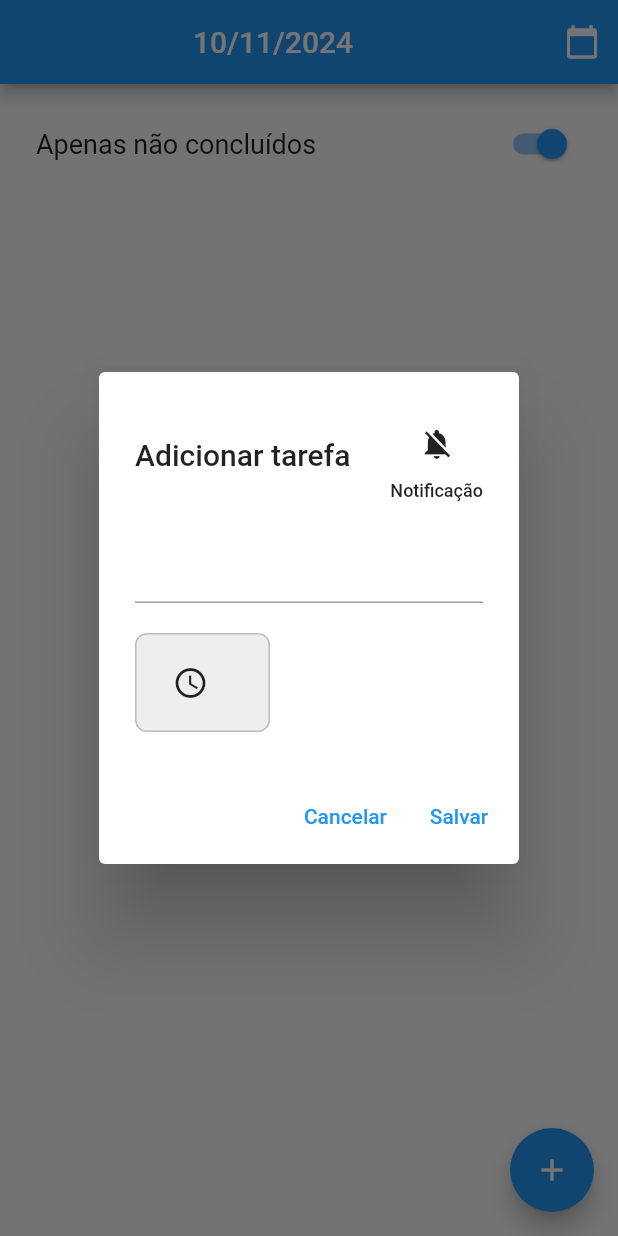
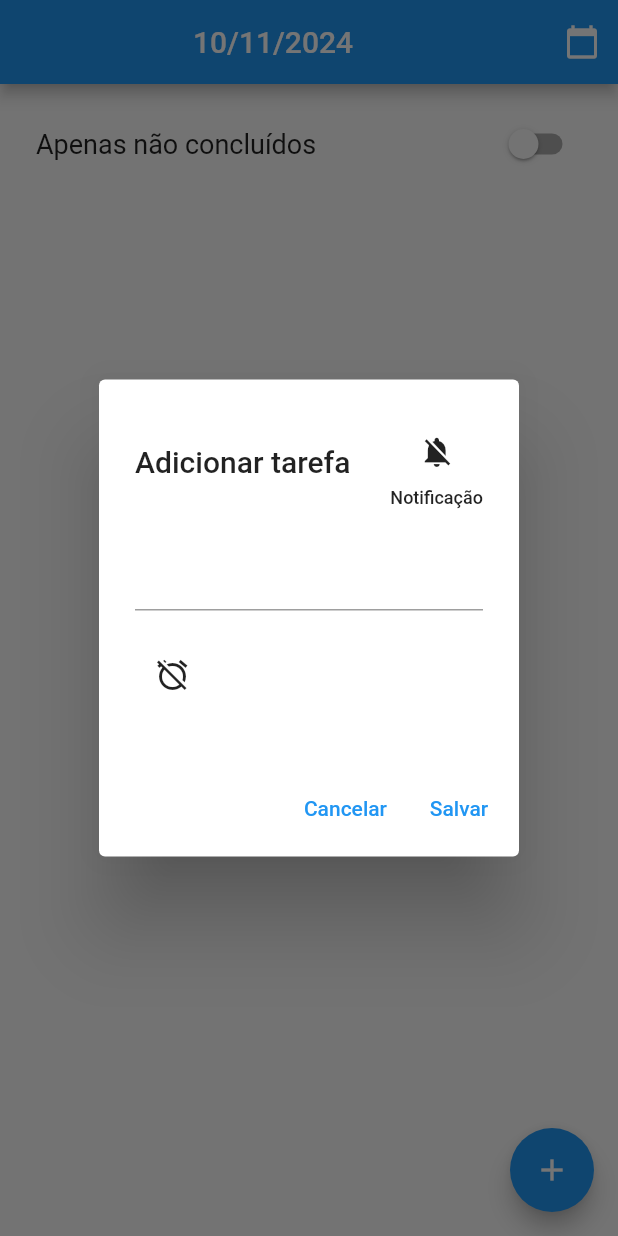
Before and after one commit to eduardoandd/todo_list, a Flutter app: the screen it shows after launch, after a tap on the "add" icon, on a phone screen of 412 x 824 dp. Run offline on Flutter 3.47's test engine with Material 2 defaults, Android fonts, the phone set to English and light mode, and no system bars; our stand-ins replace hive; accounts and stored records are empty.

Commit message:
finalizando o custom alert dialog

```diff
--- a/lib/pages/todo_page.dart
+++ b/lib/pages/todo_page.dart
@@ -19,7 +19,7 @@ class _TodoPageState extends State<TodoPage> {
   late TodoRepository todoRepository;
   var _tasks = <ToDoModel>[];
   var descriptionController = TextEditingController();
-  bool justNotCompleted = true;
+  bool justNotCompleted = false;
   DateTime pickDate = DateTime.now(); // Inicia com a data atual
   DateFormat dateFormat = DateFormat('dd/MM/yyyy');
   bool _initialized = false;
@@ -28,6 +28,7 @@ class _TodoPageState extends State<TodoPage> {
   bool taskTime = false;
   DateTime? taskHour;
   bool watchIcon = false;
+  bool borderIsVisible = false;
 
   PageController _pageController = PageController(initialPage: 1);
 
@@ -52,19 +53,18 @@ class _TodoPageState extends State<TodoPage> {
   }
 
   String formatTimeOfNotification(DateTime? time) {
-    if (time == null) return "Notificação"; // Retorna uma string vazia caso o timeNotification seja nulo
+    if (time == null) return "Notificação";
     final hours = time.hour.toString().padLeft(2, '0');
     final minutes = time.minute.toString().padLeft(2, '0');
     return '$hours:$minutes';
   }
 
   String formatTimeOfTask(DateTime? time) {
-    if (time == null) return ""; // Retorna uma string vazia caso o timeNotification seja nulo
+    if (time == null) return "";
     final hours = time.hour.toString().padLeft(2, '0');
     final minutes = time.minute.toString().padLeft(2, '0');
     return '$hours:$minutes';
   }
-
 
   @override
   Widget build(BuildContext context) {
@@ -103,6 +103,8 @@ class _TodoPageState extends State<TodoPage> {
           notification = false;
           taskTime = false;
           taskHour = null;
+          watchIcon = false;
+          borderIsVisible = false;
           showDialog(
             context: context,
             builder: (BuildContext bc) {
@@ -111,21 +113,18 @@ class _TodoPageState extends State<TodoPage> {
                   return CustomAlertDialog(
                     title: "Adicionar tarefa",
                     controller: descriptionController,
-                  icon: notification ?
-                  Icons.notifications :
-                  Icons.notifications_off,
-
+                    icon: notification
+                        ? Icons.notifications
+                        : Icons.notifications_off,
                     onIconPressed: () async {
                       setState(() {
                         notification = !notification;
                       });
-                    if (notification){
+                      if (notification) {
                         final pickedTime = await showTimePicker(
-                        context: context,
-                        initialTime: TimeOfDay.now()
-                      );
+                            context: context, initialTime: TimeOfDay.now());
 
-                      if (pickedTime !=null) {
+                        if (pickedTime != null) {
                           setState(() {
                             notificationTime = DateTime(
                               pickDate.year,
@@ -137,24 +136,25 @@ class _TodoPageState extends State<TodoPage> {
                           });
                         }
                       }
+                      else{
+                        notificationTime = null;
+                        borderIsVisible = false;
+                      }
                     },
-                  timeNotification: formatTimeOfNotification(notificationTime),
-
-                  icon2: taskTime ?
-                  Icons.access_time_filled:
-                  Icons.access_time ,
-                  onIconPressed2: () async{
-                    setState (() {
+                    timeNotification:
+                        formatTimeOfNotification(notificationTime),
+                    icon2:
+                        taskTime ? Icons.alarm : Icons.alarm_off,
+                    onIconPressed2: () async {
+                      setState(() {
                         taskTime = !taskTime;
-                      watchIcon = !watchIcon;
+                        borderIsVisible = !borderIsVisible;
                       });
-                    if (taskTime){
+                      if (taskTime) {
                         final pickedTaskTime = await showTimePicker(
-                          context: context,
-                          initialTime: TimeOfDay.now()
-                      );
-                      if (pickedTaskTime != null){
-                        setState((){
+                            context: context, initialTime: TimeOfDay.now());
+                        if (pickedTaskTime != null) {
+                          setState(() {
                             taskHour = DateTime(
                               pickDate.year,
                               pickDate.month,
@@ -165,12 +165,25 @@ class _TodoPageState extends State<TodoPage> {
                           });
                         }
                       }
+                      else{
+                        taskHour = null;
+                        borderIsVisible = false;
+                        // setState((){});
+                      }
                     },
                     timeTask: formatTimeOfTask(taskHour),
-                  visible:  watchIcon ? true : false,
+                    visible: watchIcon ? true : false,
+                    borderIsVisible: borderIsVisible,
                     onConfirm: () async {
                       await todoRepository.saveData(
-                        ToDoModel.create(descriptionController.text, false, pickDate,notification,notificationTime, taskTime, taskHour),
+                        ToDoModel.create(
+                            descriptionController.text,
+                            false,
+                            pickDate,
+                            notification,
+                            notificationTime,
+                            taskTime,
+                            taskHour),
                       );
                       getTasks();
                     },
@@ -182,7 +195,6 @@ class _TodoPageState extends State<TodoPage> {
           );
         },
       ),
-
       body: PageView(
         controller: _pageController,
         onPageChanged: (index) {
@@ -197,7 +209,6 @@ class _TodoPageState extends State<TodoPage> {
         },
         children: [
           Center(child: Text("Dia anterior")),
-
           Container(
             margin: EdgeInsets.symmetric(horizontal: 12, vertical: 8),
             child: Column(
@@ -247,7 +258,12 @@ class _TodoPageState extends State<TodoPage> {
                             value: task.completed,
                           ),
                           onLongPress: () {
-                            descriptionController.text = task.description.toString();
+                            descriptionController.text =
+                                task.description.toString();
+                            notification = task.notify;
+                            notificationTime = task.notificationTime;
+                            taskTime = task.TaskTime;
+                            taskHour = task.taskHour;
                             showDialog(
                               context: context,
                               builder: (BuildContext bc) {
@@ -256,22 +272,23 @@ class _TodoPageState extends State<TodoPage> {
                                     return CustomAlertDialog(
                                       title: "Editar tarefa",
                                       controller: descriptionController,
-                                      icon: notification ?
-                                      Icons.notifications :
-                                      Icons.notifications_off,
-
+                                      icon: notification
+                                          ? Icons.notifications
+                                          : Icons.notifications_off,
                                       onIconPressed: () async {
                                         setState(() {
                                           notification = !notification;
+
+
                                         });
 
-                                        if (notification){
-                                          final pickedTime = await showTimePicker(
+                                        if (notification) {
+                                          final pickedTime =
+                                              await showTimePicker(
                                                   context: context,
-                                            initialTime: TimeOfDay.now()
-                                          );
+                                                  initialTime: TimeOfDay.now());
 
-                                          if (pickedTime !=null) {
+                                          if (pickedTime != null) {
                                             setState(() {
                                               notificationTime = DateTime(
                                                 pickDate.year,
@@ -283,24 +300,31 @@ class _TodoPageState extends State<TodoPage> {
                                             });
                                           }
                                         }
+                                        else{
+                                          notificationTime = null;
+                                          setState((){});
+                                        }
+                                        task.notificationTime = notificationTime;
+                                        setState((){});
                                       },
-                                      timeNotification: formatTimeOfNotification(notificationTime),
+                                      timeNotification:
+                                          formatTimeOfNotification(
+                                              notificationTime),
+                                      icon2:
+                                          taskTime ? Icons.alarm : Icons.alarm_off,
+                                      onIconPressed2: () async {
+                                        setState(() {
+                                          taskTime = !taskTime;
+                                          borderIsVisible = !borderIsVisible;
 
-                                      icon2: taskTime ?
-                                      Icons.access_time :
-                                      Icons.access_time_filled,
-                                      onIconPressed2: () async{
-                                        setState (() {
-                                          taskTime = !taskTime;
-                                          watchIcon = !watchIcon;
                                         });
-                                        if (taskTime){
-                                          final pickedTaskTime = await showTimePicker(
+                                        if (taskTime) {
+                                          final pickedTaskTime =
+                                              await showTimePicker(
                                                   context: context,
-                                              initialTime: TimeOfDay.now()
-                                          );
-                                          if (pickedTaskTime != null){
-                                            setState((){
+                                                  initialTime: TimeOfDay.now());
+                                          if (pickedTaskTime != null) {
+                                            setState(() {
                                               taskHour = DateTime(
                                                 pickDate.year,
                                                 pickDate.month,
@@ -309,16 +333,24 @@ class _TodoPageState extends State<TodoPage> {
                                                 pickedTaskTime.minute,
                                               );
                                             });
+
+
                                           }
                                         }
+                                        else{
+                                          taskHour = null;
+                                          borderIsVisible = false;
+                                          setState((){});
+                                        }
+                                        task.taskHour = taskHour;
+                                        setState((){});
                                       },
                                       timeTask: formatTimeOfTask(taskHour),
-                                      visible:  watchIcon ? true : false,
-
+                                      visible: task.taskHour != null ? true : false,
+                                      borderIsVisible: borderIsVisible,
                                       onConfirm: () async {
-                                        await todoRepository.saveData(
-                                          ToDoModel.create(descriptionController.text, false, pickDate,notification,notificationTime, taskTime, taskHour),
-                                        );
+                                        task.description = descriptionController.text;
+                                        await todoRepository.update(task);
                                         getTasks();
                                       },
                                       confirmText: "Salvar",
--- a/lib/shared/widgets/custom_alert_dialog.dart
+++ b/lib/shared/widgets/custom_alert_dialog.dart
@@ -15,6 +15,7 @@ class CustomAlertDialog extends StatelessWidget {
   final String timeNotification;
   final String timeTask;
   final bool visible;
+  final bool borderIsVisible;
 
   CustomAlertDialog({
     required this.controller,
@@ -27,7 +28,8 @@ class CustomAlertDialog extends StatelessWidget {
     required this.onIconPressed2,
     required this.timeNotification,
     required this.timeTask,
-    required this.visible
+    required this.visible,
+    required this.borderIsVisible
   });
 
   @override
@@ -54,23 +56,32 @@ class CustomAlertDialog extends StatelessWidget {
           TextField(
             controller: controller,
           ),
-          SizedBox(height: 20,),
+          SizedBox(height: 10,),
           Row(
             children: [
               Container(
-                padding: EdgeInsets.symmetric(horizontal: 12, vertical: 8),
-                decoration: BoxDecoration(
+                margin: EdgeInsets.only(right: 20),
+                padding: EdgeInsets.symmetric(vertical: 8),
+                decoration: borderIsVisible ? BoxDecoration(
                   color: Colors.grey[200],
-                  borderRadius: BorderRadius.circular(8),
+                  borderRadius: BorderRadius.circular(25),
                   border: Border.all(color: Colors.grey[400]!, width: 1),
-                ),
+                )
+                :
+                BoxDecoration(
+                  color: Color.fromARGB(255, 255, 255, 255),
+                  borderRadius: BorderRadius.circular(25),
+                  border: Border.all(color: Color.fromARGB(255, 255, 255, 255)!, width: 1),
+                )
+
+                ,
                 child: Row(
                   children: [
                     IconButton(
                       onPressed: onIconPressed2,
                       icon: Icon(icon2)
                     ),
-                    // Icon(Icons.access_time, color: Colors.grey[600],),
+
                     SizedBox(width: 8),
                     Text(
                       timeTask,
@@ -78,10 +89,10 @@ class CustomAlertDialog extends StatelessWidget {
                     ),
                     SizedBox(width: 8),
 
-                    Visibility(
-                      visible:  visible,
-                      child: Icon(Icons.close, color: Colors.red[600], size: 20,)
-                    ),
+                    // Visibility(
+                    //   visible:  visible,
+                    //   child: Icon(Icons.close, color: Colors.red[600], size: 20,)
+                    // ),
 
 
                   ],
@@ -100,6 +111,7 @@ class CustomAlertDialog extends StatelessWidget {
       actions: [
         TextButton(
           onPressed: () {
+
             Navigator.pop(context);
           },
           child: Text('Cancelar')
```
Lines whose indentation alone changed are shown as unchanged.
